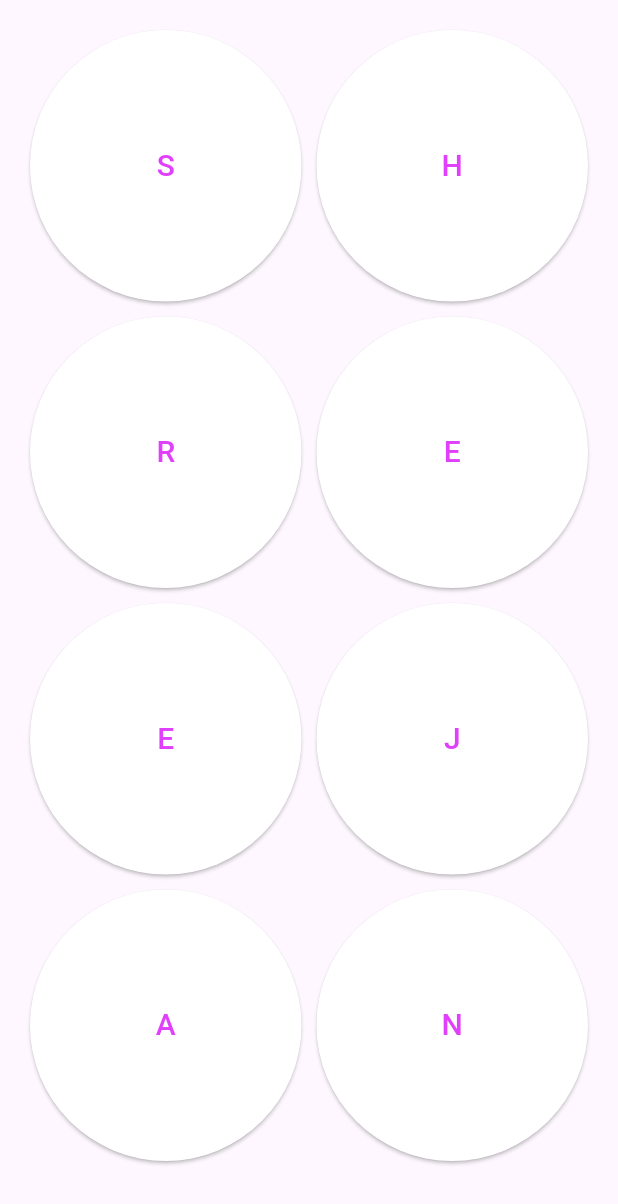
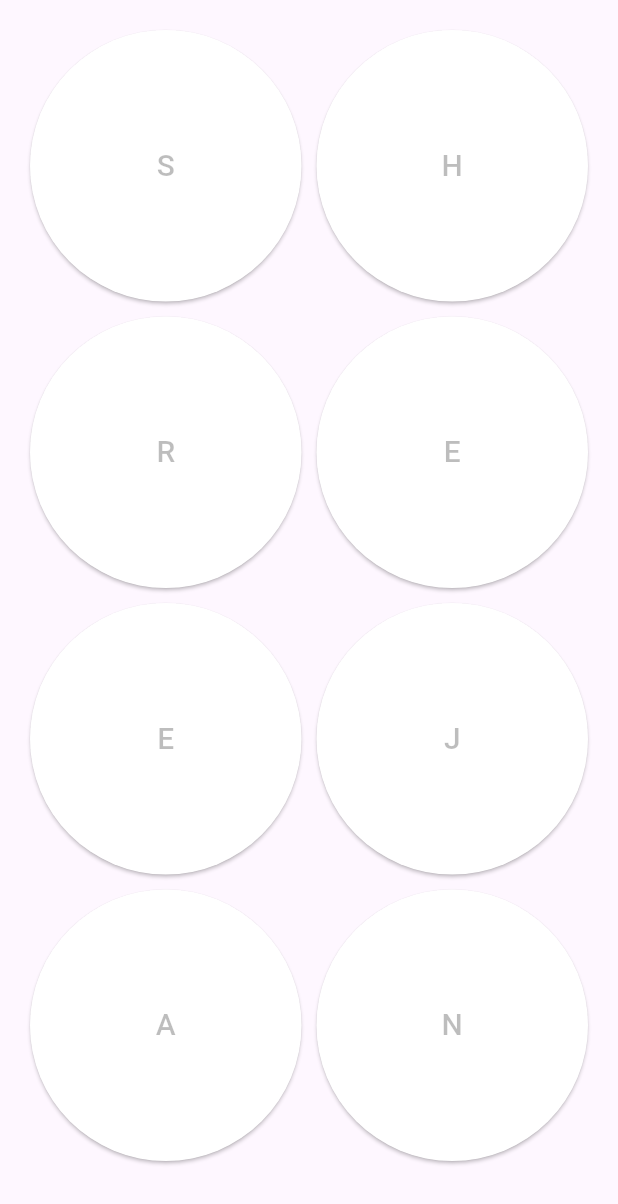
Before and after one commit to Ashura2003/class_test, a Flutter app: the screen it shows after launch, on a phone screen of 412 x 824 dp. Shown: the top 1204 px of the screen. Run offline on Flutter 3.47's test engine with Material 3 defaults, Android fonts, the phone set to English and light mode, and no system bars.

Commit message:
changed button text color

```diff
--- a/lib/common/my_button.dart
+++ b/lib/common/my_button.dart
@@ -41,7 +41,7 @@ class _MyButtonState extends State<MyButton> {
         child: Text(
           widget.text.toUpperCase(),
           style: const TextStyle(
-            color: Colors.purpleAccent,
+            color: Colors.black26,
             fontSize: 20,
           ),
         ),
```
